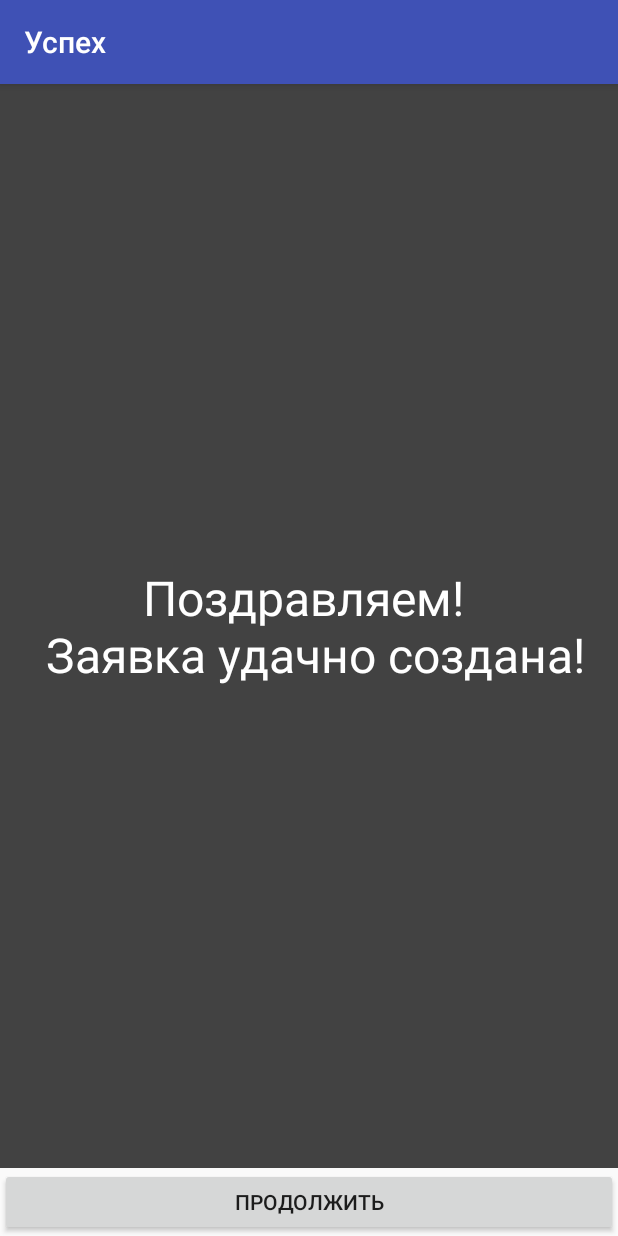
After one commit to nolit1/Collaborationworldofteamcraft, an Android app: the AfterCreatePost screen opened directly, with no data from a screen before it, on a phone screen of 412 x 824 dp. The commit adds this screen. Run offline under Robolectric (Android 15) with nearby library versions, the phone set to English and light mode, and no system bars.

Commit message:
Добавлено несколько новых layout

```diff
--- /dev/null
+++ b/app/src/main/java/com/example/nolit/collaborationworldofteamcraft/AfterCreatePost.java
@@ -0,0 +1,22 @@
+package com.example.nolit.collaborationworldofteamcraft;
+
+import android.content.Intent;
+import android.os.Bundle;
+import android.support.v7.app.AppCompatActivity;
+import android.view.View;
+
+public class AfterCreatePost extends AppCompatActivity {
+
+    @Override
+    public void onCreate(Bundle savedInstanceState) {
+        super.onCreate(savedInstanceState);
+        setContentView(R.layout.after_create_post);
+
+    }
+
+    public void back1(View view){
+        Intent intent = new Intent(AfterCreatePost.this, NewPost.class);
+        startActivity(intent);
+    }
+
+}
--- /dev/null
+++ b/app/src/main/res/layout/after_create_post.xml
@@ -0,0 +1,46 @@
+<?xml version="1.0" encoding="utf-8"?>
+<android.support.constraint.ConstraintLayout
+    xmlns:android="http://schemas.android.com/apk/res/android" android:layout_width="match_parent"
+    android:layout_height="match_parent">
+
+    <LinearLayout
+        android:layout_width="match_parent"
+        android:layout_height="wrap_content"
+        android:orientation="vertical"
+        android:weightSum="100">
+
+        <RelativeLayout
+            android:layout_width="match_parent"
+            android:layout_height="0dp"
+            android:layout_weight="95">
+
+            <View
+                android:id="@+id/view"
+                android:layout_width="match_parent"
+                android:layout_height="wrap_content"
+                android:background="@color/cardview_dark_background" />
+
+            <TextView
+                android:layout_width="match_parent"
+                android:layout_height="wrap_content"
+                android:text="@string/congratulations"
+                android:textColor="@android:color/white"
+                android:layout_centerInParent="true"
+                android:textAlignment="center"
+                android:textSize="32sp"
+                />
+        </RelativeLayout>
+
+        <Button
+            android:layout_width="match_parent"
+            android:layout_height="wrap_content"
+            android:text="@string/continueButton"
+            android:layout_weight="5"
+            android:onClick="back1"/>
+
+
+
+
+    </LinearLayout>
+
+</android.support.constraint.ConstraintLayout>
--- a/app/src/main/res/values/strings.xml
+++ b/app/src/main/res/values/strings.xml
@@ -66,4 +66,6 @@
     <string name="order_summary_email_subject">Just Java order for <xliff:g id="name" example="Amy">%s</xliff:g></string>
     <string name="description">Описание</string>
     <string name="name">Название</string>
+    <string name="congratulations">Поздравляем! \n Заявка удачно создана!</string>
+    <string name="continueButton">Продолжить</string>
 </resources>
```
Also changed, not shown: app/src/main/AndroidManifest.xml (+21 -3 lines), app/src/main/java/com/example/nolit/collaborationworldofteamcraft/Login.java (added, +22 -0 lines), app/src/main/java/com/example/nolit/collaborationworldofteamcraft/MyAdapter.java (+9 -0 lines), app/src/main/java/com/example/nolit/collaborationworldofteamcraft/NewPost.java (+106 -65 lines), app/src/main/res/layout/login.xml (added, +48 -0 lines), app/src/main/res/layout/new_post.xml (+76 -48 lines), app/src/main/res/layout/view_post.xml (renamed from app/src/main/res/layout/single.xml).
